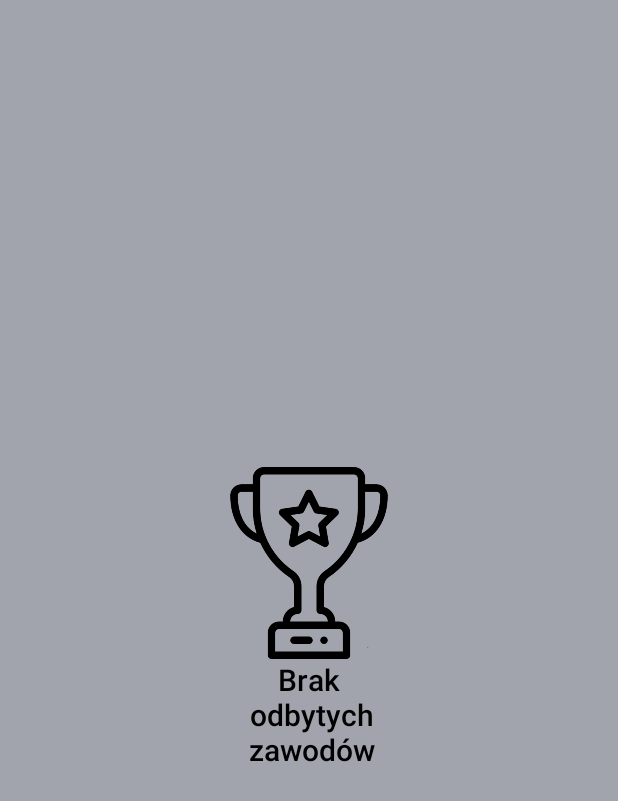
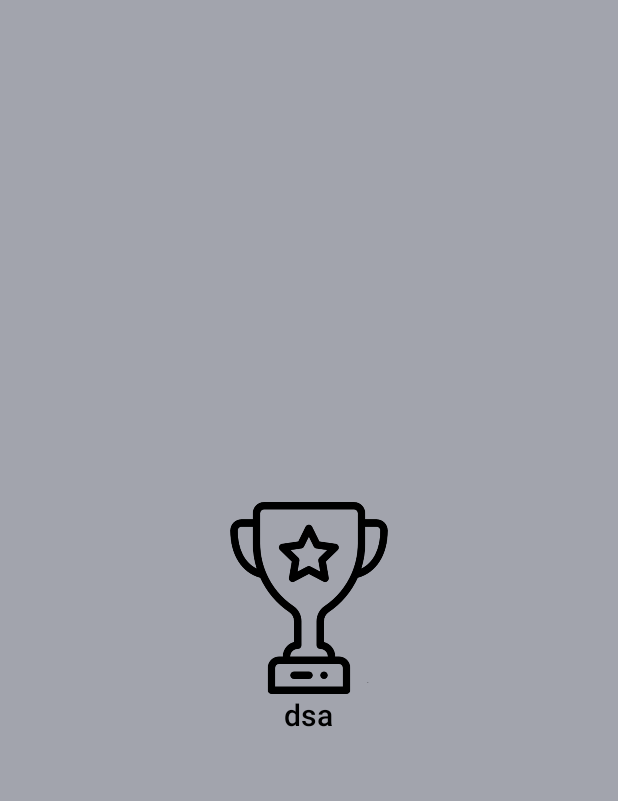
Before and after one commit to MIKE432/Manta-andorid, an Android app: the fragment LastMeetsFragment shown on its own in the app's theme, on a phone screen of 412 x 824 dp. Shown: the top 801 px of the screen. Run offline under Robolectric (Android 15) with nearby library versions, the phone set to English and light mode, and no system bars; 1 statement that could not run was skipped.

Commit message:
added empty state component

```diff
--- /dev/null
+++ b/app/src/main/java/com/apusart/manta/ui/tools/EmptyStateComponent.kt
@@ -0,0 +1,25 @@
+package com.apusart.manta.ui.tools
+
+import android.content.Context
+import android.util.AttributeSet
+import android.view.LayoutInflater
+import android.view.View
+import androidx.constraintlayout.widget.ConstraintLayout
+import com.apusart.manta.R
+import kotlinx.android.synthetic.main.empty_state_component.view.*
+
+class EmptyStateComponent(context: Context, attributeSet: AttributeSet): ConstraintLayout(context, attributeSet) {
+    private val mView = LayoutInflater.from(context)
+        .inflate(R.layout.empty_state_component, this, false)
+    init {
+        addView(mView)
+        context.theme.obtainStyledAttributes(
+            attributeSet,
+            R.styleable.EmptyState,
+            0,0
+        ).apply {
+            mView.empty_state_image.setImageDrawable(getDrawable(R.styleable.EmptyState_image))
+            mView.empty_state_text.text = getString(R.styleable.EmptyState_text)
+        }
+    }
+}
--- /dev/null
+++ b/app/src/main/java/com/apusart/manta/ui/tools/ProgressBar.kt
@@ -0,0 +1,3 @@
+package com.apusart.manta.ui.tools
+
+class ProgressBar:
--- /dev/null
+++ b/app/src/main/res/layout/empty_state_component.xml
@@ -0,0 +1,33 @@
+<?xml version="1.0" encoding="utf-8"?>
+<androidx.constraintlayout.widget.ConstraintLayout xmlns:android="http://schemas.android.com/apk/res/android"
+    android:layout_width="match_parent"
+    android:layout_height="match_parent"
+    xmlns:app="http://schemas.android.com/apk/res-auto"
+    xmlns:tools="http://schemas.android.com/tools"
+    android:background="@color/cool_grey">
+    <LinearLayout
+        android:layout_width="wrap_content"
+        android:layout_height="wrap_content"
+        app:layout_constraintTop_toTopOf="parent"
+        app:layout_constraintEnd_toEndOf="parent"
+        app:layout_constraintStart_toStartOf="parent"
+        app:layout_constraintBottom_toBottomOf="parent"
+        android:background="@color/cool_grey"
+        android:orientation="vertical"
+        android:gravity="center">
+        <ImageView
+            android:id="@+id/empty_state_image"
+            android:layout_width="128dp"
+            android:layout_height="128dp"
+            android:src="@drawable/empty_meets_list"/>
+        <TextView
+            android:id="@+id/empty_state_text"
+            android:layout_width="wrap_content"
+            android:layout_height="wrap_content"
+            tools:text="Brak\n odbytych\n zawodów"
+            android:gravity="center"
+            app:layout_constraintTop_toBottomOf="@id/empty_list_image"
+            style="@style/TitleRoboto20Pt"/>
+    </LinearLayout>
+
+</androidx.constraintlayout.widget.ConstraintLayout>
--- a/app/src/main/res/layout/last_meets_fragment.xml
+++ b/app/src/main/res/layout/last_meets_fragment.xml
@@ -8,7 +8,7 @@
     <androidx.constraintlayout.widget.ConstraintLayout
         android:layout_width="match_parent"
         android:layout_height="match_parent">
-        <androidx.constraintlayout.widget.ConstraintLayout
+        <com.apusart.manta.ui.tools.EmptyStateComponent
             android:id="@+id/meets_fragment_last_meets_empty_list_info"
             android:layout_width="match_parent"
             android:layout_height="match_parent"
@@ -16,32 +16,9 @@
             app:layout_constraintEnd_toEndOf="parent"
             app:layout_constraintStart_toStartOf="parent"
             app:layout_constraintBottom_toBottomOf="parent"
-            android:background="@color/cool_grey"
-            android:visibility="visible">
-            <LinearLayout
-                android:layout_width="wrap_content"
-                android:layout_height="wrap_content"
-                app:layout_constraintTop_toTopOf="parent"
-                app:layout_constraintEnd_toEndOf="parent"
-                app:layout_constraintStart_toStartOf="parent"
-                app:layout_constraintBottom_toBottomOf="parent"
-                android:background="@color/cool_grey"
-                android:orientation="vertical"
-                android:gravity="center">
-                <ImageView
-                    android:id="@+id/empty_list_image"
-                    android:layout_width="128dp"
-                    android:layout_height="128dp"
-                    android:src="@drawable/empty_meets_list"/>
-                <TextView
-                    android:layout_width="wrap_content"
-                    android:layout_height="wrap_content"
-                    android:text="Brak\n odbytych\n zawodów"
-                    android:gravity="center"
-                    app:layout_constraintTop_toBottomOf="@id/empty_list_image"
-                    style="@style/TitleRoboto20Pt"/>
-            </LinearLayout>
-        </androidx.constraintlayout.widget.ConstraintLayout>
+            app:text="dsa"
+            app:image="@drawable/empty_meets_list"
+            android:visibility="visible"/>
         <androidx.recyclerview.widget.RecyclerView
             android:id="@+id/meets_fragment_last_meets_list"
             android:layout_width="match_parent"
--- a/app/src/main/res/values/attrs.xml
+++ b/app/src/main/res/values/attrs.xml
@@ -3,4 +3,8 @@
     <declare-styleable name="Graph">
         <attr name="header" format="string"/>
     </declare-styleable>
+    <declare-styleable name="EmptyState">
+        <attr name="image" format="reference|color"/>
+        <attr name="text" format="string"/>
+    </declare-styleable>
 </resources>
```
Also changed, not shown: app/src/main/res/layout/meets_view_pager.xml (+4 -24 lines), app/src/main/res/drawable/manta_logo_image32.png (added).
